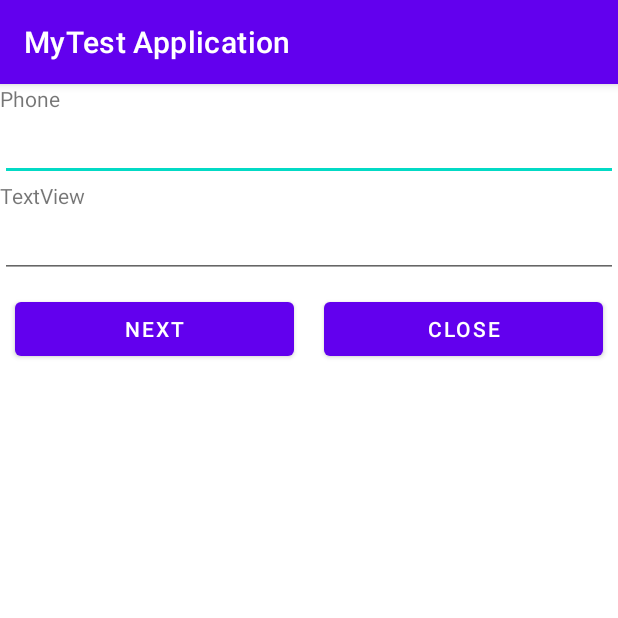
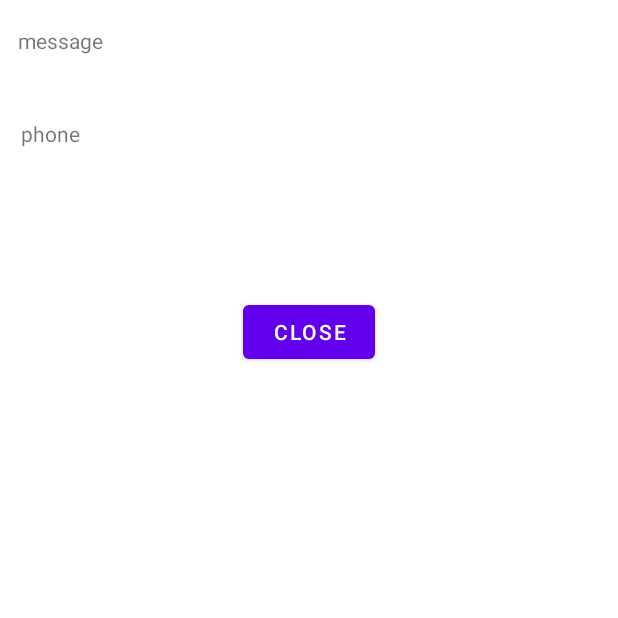
Before and after one commit to AmrAbdelmagid/Playing-With-Android-Native, an Android app: the screen it shows after launch (MainActivity before the commit, ActivityTwo after it), after a tap on "NEXT", on a phone screen of 412 x 824 dp, the top half of it. Run offline under Robolectric (Android 15) with nearby library versions, the phone set to English and light mode, and no system bars.

Commit message:
Using intent to navigate and send data

```diff
--- a/app/build.gradle
+++ b/app/build.gradle
@@ -33,6 +33,8 @@ dependencies {
     implementation 'androidx.appcompat:appcompat:1.1.0'
     implementation 'com.google.android.material:material:1.1.0'
     implementation 'androidx.constraintlayout:constraintlayout:1.1.3'
+    implementation 'androidx.navigation:navigation-fragment:2.2.2'
+    implementation 'androidx.navigation:navigation-ui:2.2.2'
     testImplementation 'junit:junit:4.+'
     androidTestImplementation 'androidx.test.ext:junit:1.1.1'
     androidTestImplementation 'androidx.test.espresso:espresso-core:3.2.0'
--- a/app/src/main/AndroidManifest.xml
+++ b/app/src/main/AndroidManifest.xml
@@ -9,6 +9,10 @@
         android:roundIcon="@mipmap/ic_launcher_round"
         android:supportsRtl="true"
         android:theme="@style/Theme.MyTestApplication">
+        <activity
+            android:name=".ActivityTwo"
+            android:label="@string/title_activity_two"
+            android:theme="@style/Theme.MyTestApplication.NoActionBar"></activity>
         <activity android:name=".MainActivity">
             <intent-filter>
                 <action android:name="android.intent.action.MAIN" />
--- /dev/null
+++ b/app/src/main/java/com/example/mytestapplication/ActivityTwo.java
@@ -0,0 +1,38 @@
+package com.example.mytestapplication;
+
+import android.content.Intent;
+import android.os.Bundle;
+
+import com.google.android.material.floatingactionbutton.FloatingActionButton;
+import com.google.android.material.snackbar.Snackbar;
+
+import androidx.appcompat.app.AppCompatActivity;
+import androidx.appcompat.widget.Toolbar;
+
+import android.view.View;
+import android.widget.Button;
+import android.widget.TextView;
+
+public class ActivityTwo extends AppCompatActivity {
+
+    TextView message;
+    TextView phone;
+    Intent incomingIntent;
+    Button btnBack;
+
+    @Override
+    protected void onCreate(Bundle savedInstanceState) {
+        super.onCreate(savedInstanceState);
+        setContentView(R.layout.activity_two);
+        incomingIntent = getIntent();
+        message = (TextView) findViewById(R.id.txtMessage);
+        phone = (TextView) findViewById(R.id.txtPhone);
+        btnBack = (Button) findViewById(R.id.btnClose);
+        message.setText(incomingIntent.getStringExtra(MainActivity.MESSAGE));
+        phone.setText(incomingIntent.getStringExtra(MainActivity.PHONE));
+        btnBack.setOnClickListener(v -> {
+            finish();
+        });
+    }
+
+}
--- a/app/src/main/java/com/example/mytestapplication/MainActivity.java
+++ b/app/src/main/java/com/example/mytestapplication/MainActivity.java
@@ -2,22 +2,39 @@ package com.example.mytestapplication;
 
 import androidx.appcompat.app.AppCompatActivity;
 
+import android.content.Intent;
 import android.os.Bundle;
 import android.util.Log;
 import android.view.View;
 import android.widget.Button;
+import android.widget.EditText;
 import android.widget.Toast;
 
 public class MainActivity extends AppCompatActivity {
 //    private static final String TAG = "LIFECYCLE";
 
     Button btnNext;
+    Intent outIntent;
+    EditText editMessage;
+    EditText editPhone;
+    String temp = "";
+    public static final String PHONE = "PHONE";
+    public static final String MESSAGE = "MESSAGE";
     @Override
     protected void onCreate(Bundle savedInstanceState) {
         super.onCreate(savedInstanceState);
         setContentView(R.layout.activity_main);
         btnNext = (Button) findViewById(R.id.btnNext);
-        btnNext.setOnClickListener(v -> Toast.makeText(MainActivity.this, "Next", Toast.LENGTH_SHORT).show());
+        editMessage = (EditText) findViewById(R.id.editTextTextPersonName);
+        editPhone = (EditText) findViewById(R.id.editTextPhone);
+        btnNext.setOnClickListener(v -> {
+            outIntent = new Intent(MainActivity.this, ActivityTwo.class);
+            temp = editMessage.getText().toString();
+            outIntent.putExtra(MESSAGE,temp);
+            temp = editPhone.getText().toString();
+            outIntent.putExtra(PHONE,temp);
+            startActivity(outIntent);
+        });
     }
 
     public void closeMethod(View view) {
--- /dev/null
+++ b/app/src/main/res/layout/activity_two.xml
@@ -0,0 +1,63 @@
+<?xml version="1.0" encoding="utf-8"?>
+<RelativeLayout xmlns:android="http://schemas.android.com/apk/res/android"
+    xmlns:app="http://schemas.android.com/apk/res-auto"
+    xmlns:tools="http://schemas.android.com/tools"
+    android:layout_width="match_parent"
+    android:layout_height="match_parent"
+    tools:context=".ActivityTwo" >
+
+    <TextView
+        android:id="@+id/textView"
+        android:layout_width="wrap_content"
+        android:layout_height="wrap_content"
+        android:layout_alignParentStart="true"
+        android:layout_alignParentLeft="true"
+        android:layout_alignParentTop="true"
+        android:layout_marginStart="12dp"
+        android:layout_marginLeft="12dp"
+        android:layout_marginTop="17dp"
+        android:text="message" />
+
+    <TextView
+        android:id="@+id/txtMessage"
+        android:layout_width="wrap_content"
+        android:layout_height="wrap_content"
+        android:layout_alignParentStart="true"
+        android:layout_alignParentLeft="true"
+        android:layout_alignParentTop="true"
+        android:layout_marginStart="161dp"
+        android:layout_marginLeft="161dp"
+        android:layout_marginTop="17dp" />
+
+    <TextView
+        android:id="@+id/phone"
+        android:layout_width="wrap_content"
+        android:layout_height="wrap_content"
+        android:layout_alignParentStart="true"
+        android:layout_alignParentLeft="true"
+        android:layout_alignParentTop="true"
+        android:layout_marginStart="14dp"
+        android:layout_marginLeft="14dp"
+        android:layout_marginTop="79dp"
+        android:text="phone" />
+
+    <TextView
+        android:id="@+id/txtPhone"
+        android:layout_width="wrap_content"
+        android:layout_height="wrap_content"
+        android:layout_alignParentStart="true"
+        android:layout_alignParentLeft="true"
+        android:layout_alignParentTop="true"
+        android:layout_marginStart="146dp"
+        android:layout_marginLeft="146dp"
+        android:layout_marginTop="79dp" />
+
+    <Button
+        android:id="@+id/btnClose"
+        android:layout_width="wrap_content"
+        android:layout_height="wrap_content"
+        android:layout_alignParentTop="true"
+        android:layout_centerHorizontal="true"
+        android:layout_marginTop="197dp"
+        android:text="close" />
+</RelativeLayout>
--- /dev/null
+++ b/app/src/main/res/layout/content_activity_two.xml
@@ -0,0 +1,6 @@
+<?xml version="1.0" encoding="utf-8"?>
+<androidx.constraintlayout.widget.ConstraintLayout xmlns:android="http://schemas.android.com/apk/res/android"
+    xmlns:app="http://schemas.android.com/apk/res-auto"
+    android:layout_width="match_parent"
+    android:layout_height="match_parent"
+    app:layout_behavior="@string/appbar_scrolling_view_behavior"></androidx.constraintlayout.widget.ConstraintLayout>
--- /dev/null
+++ b/app/src/main/res/values/dimens.xml
@@ -0,0 +1,3 @@
+<resources>
+    <dimen name="fab_margin">16dp</dimen>
+</resources>
--- a/app/src/main/res/values/themes.xml
+++ b/app/src/main/res/values/themes.xml
@@ -13,4 +13,13 @@
         <item name="android:statusBarColor" tools:targetApi="l">?attr/colorPrimaryVariant</item>
         <!-- Customize your theme here. -->
     </style>
+
+    <style name="Theme.MyTestApplication.NoActionBar">
+        <item name="windowActionBar">false</item>
+        <item name="windowNoTitle">true</item>
+    </style>
+
+    <style name="Theme.MyTestApplication.AppBarOverlay" parent="ThemeOverlay.AppCompat.Dark.ActionBar" />
+
+    <style name="Theme.MyTestApplication.PopupOverlay" parent="ThemeOverlay.AppCompat.Light" />
 </resources>
```
Also changed, not shown: app/src/main/java/com/example/mytestapplication/FirstFragment.java (added, +34 -0 lines), app/src/main/java/com/example/mytestapplication/SecondFragment.java (added, +34 -0 lines), app/src/main/res/layout/fragment_first.xml (added, +28 -0 lines), app/src/main/res/layout/fragment_second.xml (added, +27 -0 lines), app/src/main/res/navigation/nav_graph.xml (added, +28 -0 lines), app/src/main/res/values/strings.xml (+9 -0 lines).
